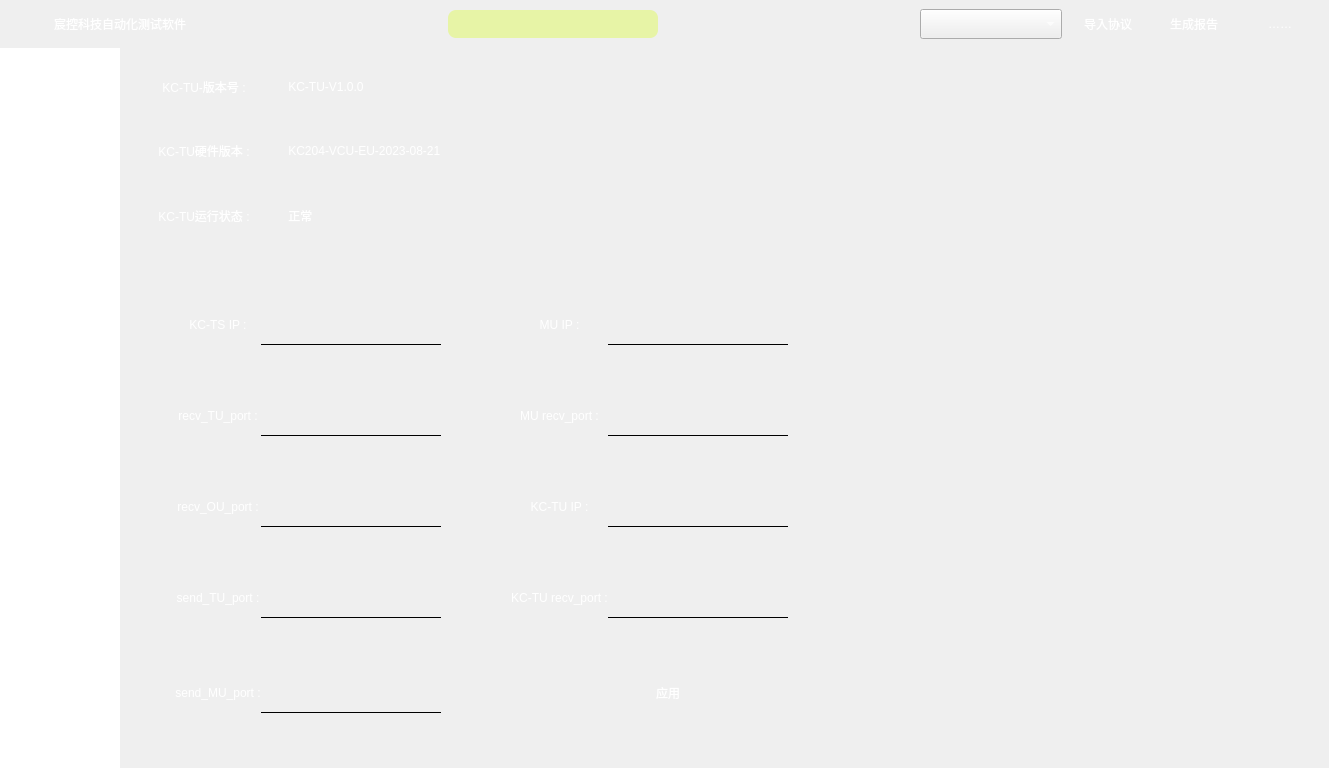
Qt form KCTS/KCTS Project/UI/main_window_ui.ui (learniuH/work) before a commit.
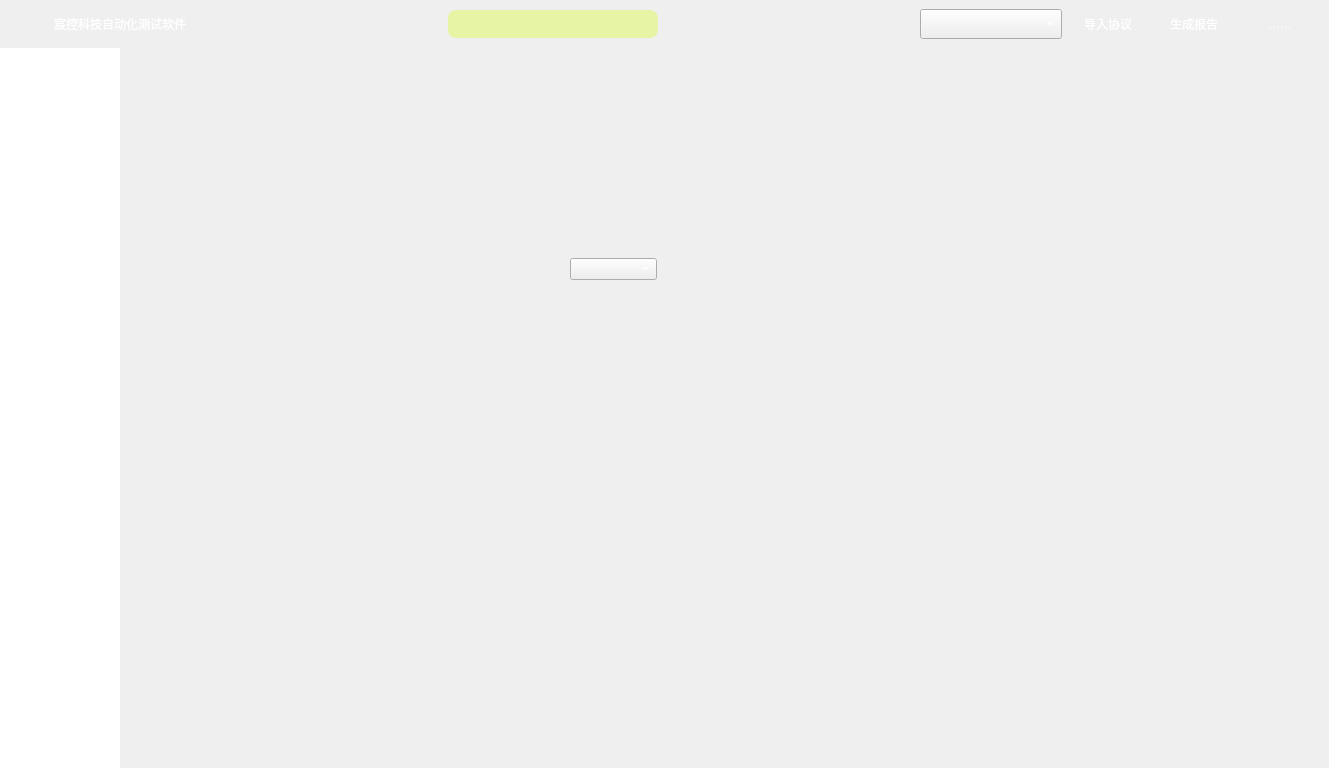
The same form after that commit. Icons and pictures are not drawn.

Commit message: 添加串口助手页面

```diff
--- a/KCTS/KCTS Project/UI/main_window_ui.ui
+++ b/KCTS/KCTS Project/UI/main_window_ui.ui
@@ -524,7 +524,7 @@
           <string notr="true"/>
          </property>
          <property name="currentIndex">
-          <number>0</number>
+          <number>3</number>
          </property>
          <widget class="QWidget" name="device_status_page">
           <layout class="QVBoxLayout" name="verticalLayout_5" stretch="2,5">
@@ -3696,6 +3696,41 @@
            </item>
           </layout>
          </widget>
+         <widget class="QWidget" name="serial_port_page">
+          <widget class="QComboBox" name="comboBox">
+           <property name="geometry">
+            <rect>
+             <x>450</x>
+             <y>210</y>
+             <width>87</width>
+             <height>22</height>
+            </rect>
+           </property>
+           <property name="focusPolicy">
+            <enum>Qt::NoFocus</enum>
+           </property>
+           <property name="styleSheet">
+            <string notr="true">QComboBox {
+	background-color: ; /* 背景颜色 */
+	color: white;		/* 字体颜色 */
+}
+
+QComboBox QAbstractItemView {
+	outline: 0px solid gray;
+	border: 2px solid qlineargradient(x1: 0, y1: 0, x2: 0, y2: 1,
+                                      stop: 0 #f6f7fa, stop: 1 #dadbde);
+	color: white;
+	background-color: qlineargradient(x1: 1, y1: 0, x2: 0, y2: 0,
+                                      stop: 0 #404959, stop: 1 #989da5);
+	selection-background-color: #435068;
+}
+
+QComboBox QAbstractItemView::item {
+	height: 22px;
+}</string>
+           </property>
+          </widget>
+         </widget>
         </widget>
        </item>
       </layout>
```
Left out of the diff: 14 changed lines with no effect on the pictures. The commit also changes 2 other files.
